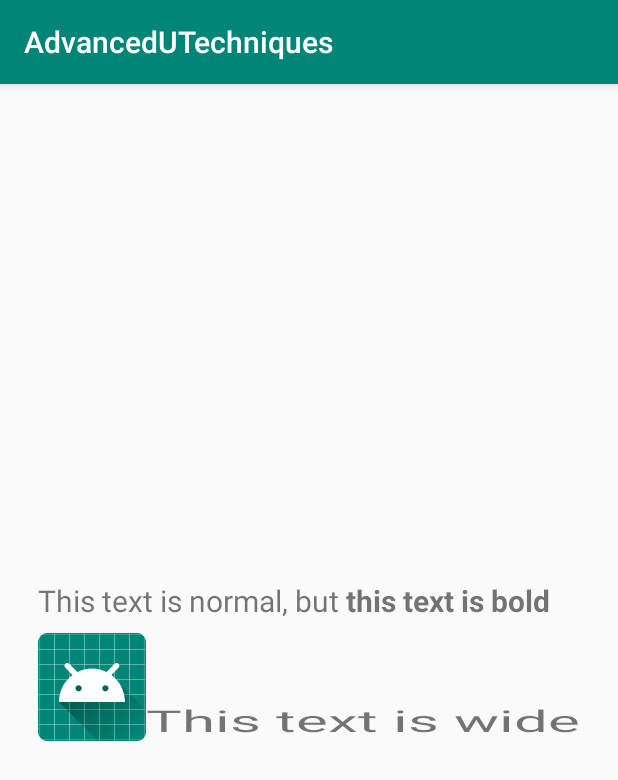
After one commit to arvalon/AdvancedUITechniques, an Android app: the SpanActivity screen opened directly, with no data from a screen before it, on a phone screen of 412 x 824 dp. The commit adds this screen. Shown: the top 780 px of the screen. Run offline under Robolectric (Android 15) with nearby library versions, the phone set to English and light mode, and no system bars.

Commit message:
Add span text example

```diff
--- a/app/src/main/AndroidManifest.xml
+++ b/app/src/main/AndroidManifest.xml
@@ -14,7 +14,8 @@
         android:roundIcon="@mipmap/ic_launcher_round"
         android:supportsRtl="true"
         android:theme="@style/AppTheme">
-        <activity android:name=".customfont.CustomFontActivity"></activity>
+        <activity android:name=".SpanActivity"></activity>
+        <activity android:name=".customfont.CustomFontActivity" />
         <activity android:name=".MainActivity">
             <intent-filter>
                 <action android:name="android.intent.action.MAIN" />
--- a/app/src/main/java/ru/arvalon/advanceduitechniques/MainActivity.java
+++ b/app/src/main/java/ru/arvalon/advanceduitechniques/MainActivity.java
@@ -29,10 +29,10 @@ public class MainActivity extends AppCompatActivity {
         findViewById(R.id.custom_font_button).setOnClickListener(v ->
                 startActivity(new Intent(this, CustomFontActivity.class)));
 
+        findViewById(R.id.span_button).setOnClickListener(v ->
+                startActivity(new Intent(this,SpanActivity.class)));
+
         /*findViewById(R.id.).setOnClickListener(v ->
-                startActivity(new Intent(this,)));
-
-        findViewById(R.id.).setOnClickListener(v ->
                 startActivity(new Intent(this,)));*/
     }
 }
--- /dev/null
+++ b/app/src/main/java/ru/arvalon/advanceduitechniques/SpanActivity.java
@@ -0,0 +1,52 @@
+package ru.arvalon.advanceduitechniques;
+
+import androidx.appcompat.app.AppCompatActivity;
+
+import android.graphics.Typeface;
+import android.os.Bundle;
+import android.text.Spannable;
+import android.text.SpannableStringBuilder;
+import android.text.style.ImageSpan;
+import android.text.style.ScaleXSpan;
+import android.text.style.StyleSpan;
+import android.widget.TextView;
+
+public class SpanActivity extends AppCompatActivity {
+
+    @Override
+    protected void onCreate(Bundle savedInstanceState) {
+        super.onCreate(savedInstanceState);
+        setContentView(R.layout.activity_span);
+
+        final SpannableStringBuilder ssb = new SpannableStringBuilder();
+        final int flag = Spannable.SPAN_EXCLUSIVE_EXCLUSIVE;
+        int start;
+        int end;
+
+        // Regular text
+        ssb.append("This text is normal, but ");
+
+        // Bold text
+        start = ssb.length();
+        ssb.append("this text is bold");
+        end = ssb.length();
+        ssb.setSpan(new StyleSpan(Typeface.BOLD), start, end, flag);
+
+        // Inline image
+        ssb.append('\n');
+        start = end + 1;
+        ssb.append('\uFFFC'); // Unicode replacement character
+        end = ssb.length();
+        ssb.setSpan(new ImageSpan(this, R.mipmap.ic_launcher), start, end, flag);
+
+        // Stretched text
+        start = end;
+        ssb.append("This text is wide");
+        end = ssb.length();
+        ssb.setSpan(new ScaleXSpan(2f), start, end, flag);
+
+        // Assign to TextView
+        final TextView tv = findViewById(R.id.textView);
+        tv.setText(ssb);
+    }
+}
--- /dev/null
+++ b/app/src/main/res/layout/activity_span.xml
@@ -0,0 +1,19 @@
+<?xml version="1.0" encoding="utf-8"?>
+<androidx.constraintlayout.widget.ConstraintLayout xmlns:android="http://schemas.android.com/apk/res/android"
+    xmlns:app="http://schemas.android.com/apk/res-auto"
+    xmlns:tools="http://schemas.android.com/tools"
+    android:layout_width="match_parent"
+    android:layout_height="match_parent"
+    tools:context="ru.arvalon.advanceduitechniques.SpanActivity">
+
+    <TextView
+        android:layout_width="wrap_content"
+        android:layout_height="wrap_content"
+        app:layout_constraintTop_toTopOf="parent"
+        app:layout_constraintBottom_toBottomOf="parent"
+        app:layout_constraintStart_toStartOf="parent"
+        app:layout_constraintEnd_toEndOf="parent"
+        android:textSize="20sp"
+        android:id="@+id/textView"/>
+
+</androidx.constraintlayout.widget.ConstraintLayout>
```
